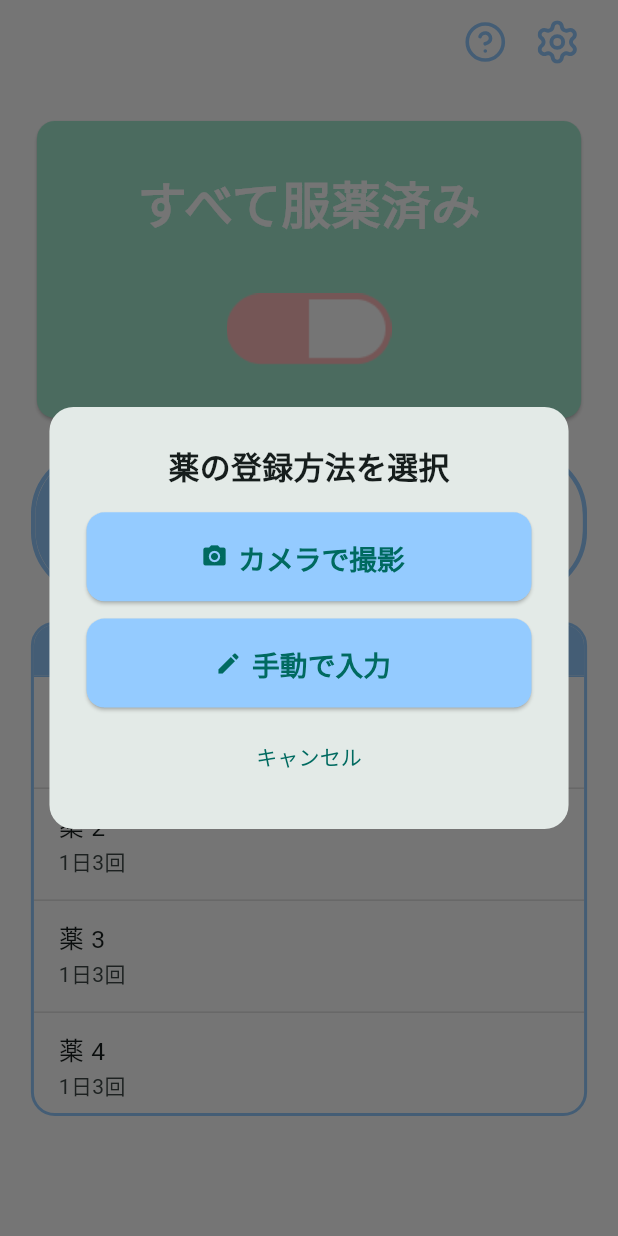
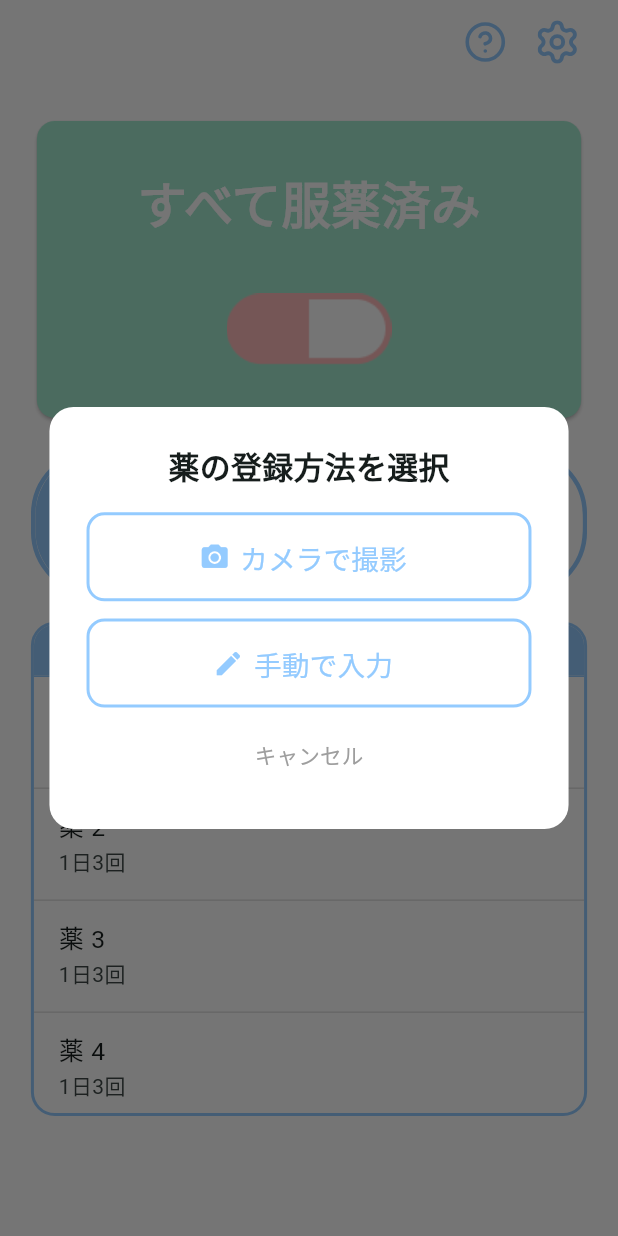
Before and after one commit to oiM-o/medicine_reminder, a Flutter app: the screen it shows after launch, after a tap on "おくすり登録", on a phone screen of 412 x 824 dp. Run offline on Flutter 3.47's test engine with Material 3 defaults, Android fonts, the phone set to English and light mode, and no system bars; our stand-ins replace flutter_svg.

Commit message:
設定画面と登録ダイアログのUI

```diff
--- a/lib/ui/dialog/register_dialog.dart
+++ b/lib/ui/dialog/register_dialog.dart
@@ -14,6 +14,7 @@ Future<RegisterChoice?> registerDialog(BuildContext context) {
     barrierDismissible: true,
     builder: (context) {
       return Dialog(
+        backgroundColor: Colors.white,
         insetPadding: EdgeInsets.symmetric(horizontal: width * 0.08),
         shape: RoundedRectangleBorder(borderRadius: BorderRadius.circular(16)),
         child: Padding(
@@ -30,18 +31,30 @@ Future<RegisterChoice?> registerDialog(BuildContext context) {
               SizedBox(
                 width: double.infinity,
                 height: buttonHeight,
-                child: ElevatedButton.icon(
+                child: OutlinedButton.icon(
                   onPressed: () => Navigator.of(context).pop(RegisterChoice.camera),
-                  icon: const Icon(Icons.photo_camera),
-                  label: const Text('カメラで撮影'),
-                  style: ElevatedButton.styleFrom(
+                  icon: Icon(
+                    Icons.photo_camera,
+                    size: width * 0.05,
+                    color: blue,
+                  ),
+                  label: Text(
+                      'カメラで撮影',
+                    style: TextStyle(
+                      color: blue,
+                      fontSize: width * 0.045,
+                      fontWeight: FontWeight.w500,
+                    ),
+                  ),
+                  style: OutlinedButton.styleFrom(
+                    side: BorderSide(color: blue, width: 2),
                     shape: RoundedRectangleBorder(borderRadius: BorderRadius.circular(12)),
                     textStyle: TextStyle(
                       fontSize: width * 0.045,
                       fontWeight: FontWeight.w600,
                       color: Colors.white,
                     ),
-                    backgroundColor: blue,
+                    backgroundColor: Colors.white,
                   ),
                 ),
               ),
@@ -51,18 +64,30 @@ Future<RegisterChoice?> registerDialog(BuildContext context) {
               SizedBox(
                 width: double.infinity,
                 height: buttonHeight,
-                child: ElevatedButton.icon(
+                child: OutlinedButton.icon(
                   onPressed: () => Navigator.of(context).pop(RegisterChoice.manual),
-                  icon: const Icon(Icons.edit),
-                  label: const Text('手動で入力'),
-                  style: ElevatedButton.styleFrom(
+                  icon: Icon(
+                    Icons.edit,
+                    size: width * 0.05,
+                    color: blue,
+                  ),
+                  label: Text(
+                      '手動で入力',
+                    style: TextStyle(
+                      color: blue,
+                      fontSize: width * 0.045,
+                      fontWeight: FontWeight.w500,
+                    ),
+                  ),
+                  style: OutlinedButton.styleFrom(
+                    side: BorderSide(color: blue, width: 2),
                     shape: RoundedRectangleBorder(borderRadius: BorderRadius.circular(12)),
                     textStyle: TextStyle(
                         fontSize: width * 0.045,
                         fontWeight: FontWeight.w600,
                         color: Colors.white,
                     ),
-                    backgroundColor: blue,
+                    backgroundColor: Colors.white,
                   ),
                 ),
               ),
@@ -70,7 +95,14 @@ Future<RegisterChoice?> registerDialog(BuildContext context) {
               SizedBox(height: height * 0.01),
               TextButton(
                 onPressed: () => Navigator.of(context).pop(),
-                child: const Text('キャンセル'),
+                child: Text(
+                    'キャンセル',
+                  style: TextStyle(
+                    color: Colors.grey,
+                    fontSize: width * 0.035,
+                    fontWeight: FontWeight.w500,
+                  ),
+                ),
               ),
             ],
           ),
```
Also changed, not shown: lib/ui/screen/setting_sheet.dart (+40 -4 lines).
